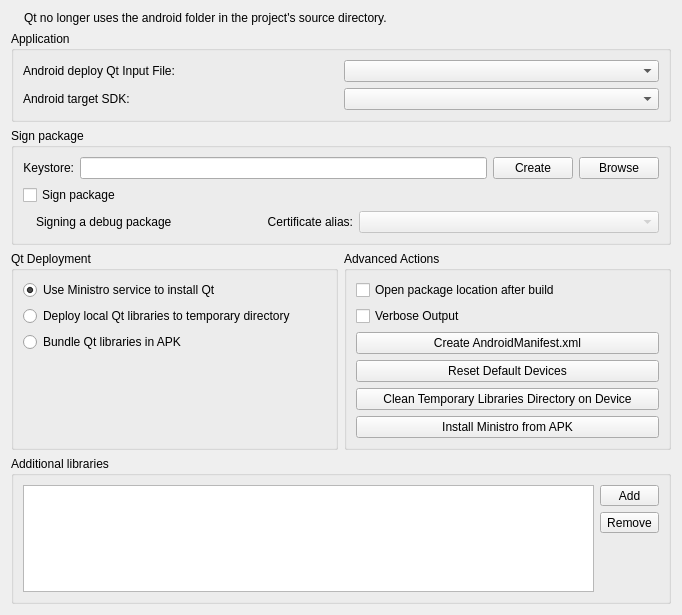
Before: the Qt Designer form src/plugins/android/androiddeployqtwidget.ui in qt-creator/qt-creator, drawn with Qt 5.
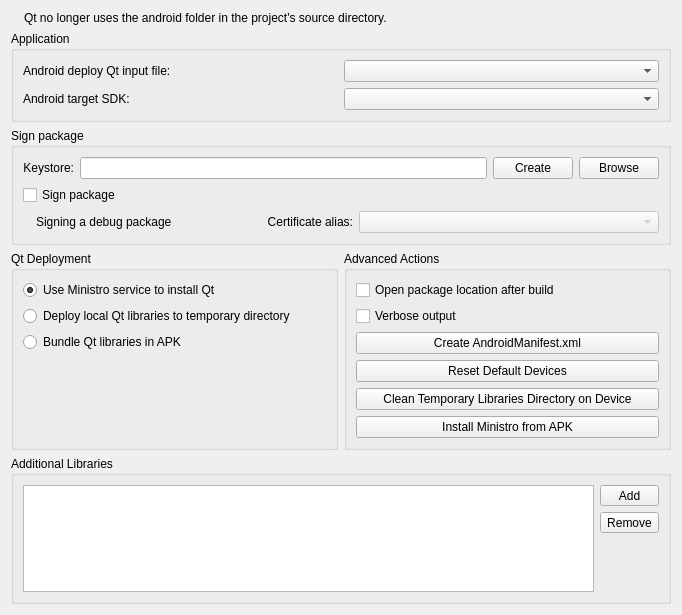
After: the same form once the commit is applied. Icons and pictures are not drawn.

Commit message:
Android: fix UI text capitalization and punctuation
Fix typos and style issues.

```diff
--- a/src/plugins/android/androiddeployqtwidget.ui
+++ b/src/plugins/android/androiddeployqtwidget.ui
@@ -174,7 +174,7 @@
       <item row="1" column="0">
        <widget class="QCheckBox" name="verboseOutputCheckBox">
         <property name="text">
-         <string>Verbose Output</string>
+         <string>Verbose output</string>
         </property>
        </widget>
       </item>
@@ -210,7 +210,7 @@
       <item row="0" column="0">
        <widget class="QLabel" name="inputFileLabel">
         <property name="text">
-         <string>Android deploy Qt Input File:</string>
+         <string>Android deploy Qt input file:</string>
         </property>
        </widget>
       </item>
@@ -309,7 +309,7 @@
    <item row="4" column="0" colspan="2">
     <widget class="QGroupBox" name="additionalLibrariesGroupBox">
      <property name="title">
-      <string>Additional libraries</string>
+      <string>Additional Libraries</string>
      </property>
      <layout class="QVBoxLayout" name="verticalLayout_3">
       <item>
```
Left out of the diff: 6 changed lines with no effect on the pictures. The commit also changes 5 other files.
